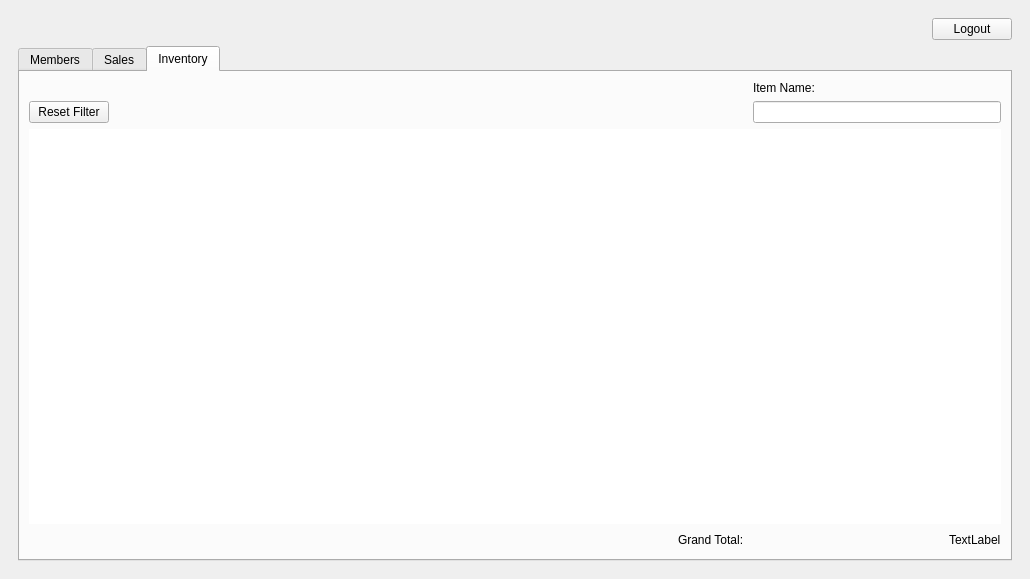
The window that BulkClub/mainwindow.ui (josharaedwards/CS1C-Project-2) describes before a commit, drawn with Qt 5.
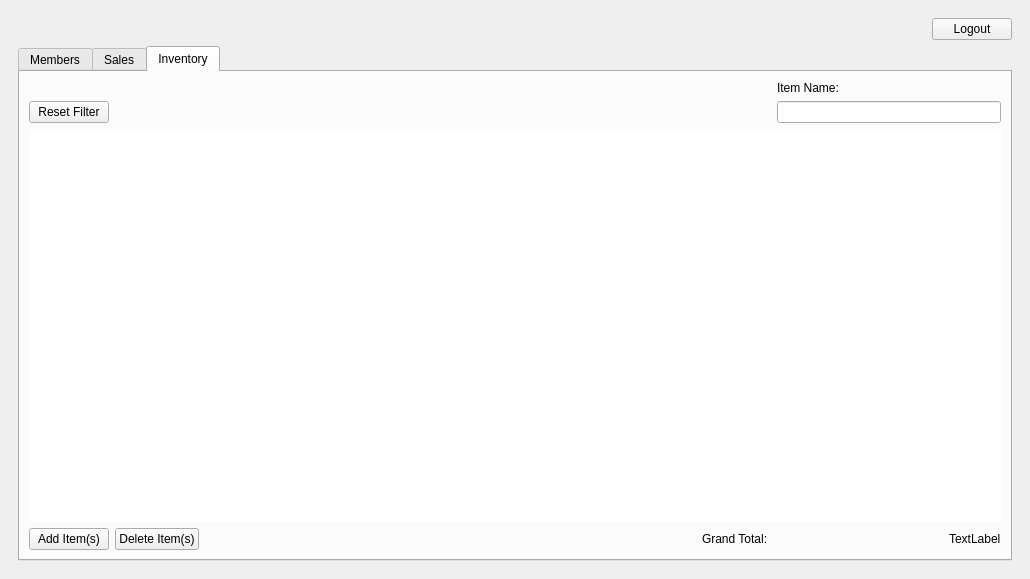
The same window after the commit. The open tabs and pages were chosen to show the change.

Commit message: added buttons to invTab for adding/deleting items

The edit to the form file:
```diff
--- a/BulkClub/mainwindow.ui
+++ b/BulkClub/mainwindow.ui
@@ -388,27 +388,24 @@
             <string>Inventory</string>
            </attribute>
            <layout class="QGridLayout" name="gridLayout_8">
-            <item row="3" column="13" alignment="Qt::AlignRight">
+            <item row="3" column="10" alignment="Qt::AlignRight">
+             <widget class="QLabel" name="labelGrandTotal">
+              <property name="text">
+               <string>Grand Total: </string>
+              </property>
+             </widget>
+            </item>
+            <item row="3" column="11" alignment="Qt::AlignRight">
              <widget class="QLabel" name="labelCalculatedGrandTotal">
               <property name="text">
                <string>TextLabel</string>
               </property>
              </widget>
             </item>
-            <item row="3" column="11">
-             <spacer name="horizontalSpacer_14">
-              <property name="orientation">
-               <enum>Qt::Horizontal</enum>
-              </property>
-              <property name="sizeHint" stdset="0">
-               <size>
-                <width>40</width>
-                <height>20</height>
-               </size>
-              </property>
-             </spacer>
+            <item row="1" column="11">
+             <widget class="QLineEdit" name="invSearchLineEdit"/>
             </item>
-            <item row="1" column="1">
+            <item row="1" column="2">
              <spacer name="horizontalSpacer_8">
               <property name="orientation">
                <enum>Qt::Horizontal</enum>
@@ -421,25 +418,6 @@
               </property>
              </spacer>
             </item>
-            <item row="2" column="0" colspan="14">
-             <widget class="QTableView" name="inventoryTableView">
-              <property name="frameShape">
-               <enum>QFrame::NoFrame</enum>
-              </property>
-              <property name="frameShadow">
-               <enum>QFrame::Plain</enum>
-              </property>
-              <property name="editTriggers">
-               <set>QAbstractItemView::NoEditTriggers</set>
-              </property>
-              <property name="sortingEnabled">
-               <bool>true</bool>
-              </property>
-              <attribute name="verticalHeaderVisible">
-               <bool>false</bool>
-              </attribute>
-             </widget>
-            </item>
             <item row="1" column="0">
              <widget class="QPushButton" name="resetInvFilterButton">
               <property name="text">
@@ -447,36 +425,59 @@
               </property>
              </widget>
             </item>
-            <item row="3" column="0" colspan="5">
-             <spacer name="horizontalSpacer_13">
-              <property name="orientation">
-               <enum>Qt::Horizontal</enum>
-              </property>
-              <property name="sizeHint" stdset="0">
-               <size>
-                <width>40</width>
-                <height>20</height>
-               </size>
-              </property>
-             </spacer>
-            </item>
-            <item row="1" column="13">
-             <widget class="QLineEdit" name="invSearchLineEdit"/>
-            </item>
-            <item row="0" column="13">
+            <item row="0" column="11">
              <widget class="QLabel" name="label_3">
               <property name="text">
                <string>Item Name:</string>
               </property>
              </widget>
             </item>
-            <item row="3" column="12" alignment="Qt::AlignRight">
-             <widget class="QLabel" name="labelGrandTotal">
+            <item row="2" column="0" colspan="12">
+             <widget class="QTableView" name="inventoryTableView">
+              <property name="frameShape">
+               <enum>QFrame::NoFrame</enum>
+              </property>
+              <property name="frameShadow">
+               <enum>QFrame::Plain</enum>
+              </property>
+              <property name="editTriggers">
+               <set>QAbstractItemView::NoEditTriggers</set>
+              </property>
+              <property name="sortingEnabled">
+               <bool>true</bool>
+              </property>
+              <attribute name="verticalHeaderVisible">
+               <bool>false</bool>
+              </attribute>
+             </widget>
+            </item>
+            <item row="3" column="0">
+             <widget class="QPushButton" name="buttonAddInvItem">
               <property name="text">
-               <string>Grand Total: </string>
+               <string>Add Item(s)</string>
               </property>
              </widget>
             </item>
+            <item row="3" column="1">
+             <widget class="QPushButton" name="buttonDelInvItem">
+              <property name="text">
+               <string>Delete Item(s)</string>
+              </property>
+             </widget>
+            </item>
+            <item row="3" column="9">
+             <spacer name="horizontalSpacer_14">
+              <property name="orientation">
+               <enum>Qt::Horizontal</enum>
+              </property>
+              <property name="sizeHint" stdset="0">
+               <size>
+                <width>40</width>
+                <height>20</height>
+               </size>
+              </property>
+             </spacer>
+            </item>
            </layout>
           </widget>
          </widget>
```
Left out of the diff: 2 changed lines with no effect on the pictures. The commit also changes 2 other files.
